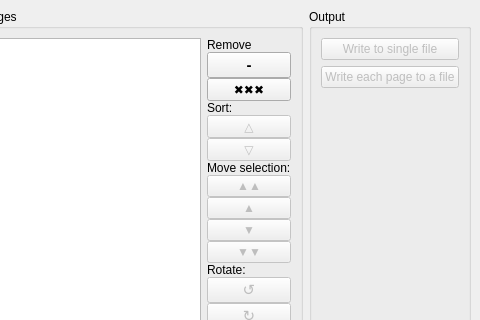
The window that wndmain.ui (ronanpaixao/PyPDFTK) describes before a commit, drawn with Qt 5; both pictures show x 475 to 955 and y 0 to 320 of the 955 by 631 pixel window.
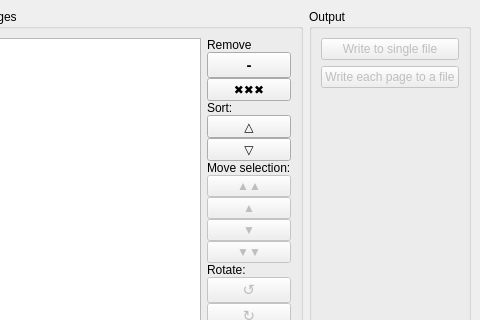
The same window after the commit. Custom widgets are drawn as their Qt base class.

Commit message: Implement page sorting buttons

```diff
--- a/wndmain.ui
+++ b/wndmain.ui
@@ -306,9 +306,6 @@
          </item>
          <item>
           <widget class="QPushButton" name="btnPageSortAsc">
-           <property name="enabled">
-            <bool>false</bool>
-           </property>
            <property name="text">
             <string>△</string>
            </property>
@@ -316,9 +313,6 @@
          </item>
          <item>
           <widget class="QPushButton" name="btnPageSortDesc">
-           <property name="enabled">
-            <bool>false</bool>
-           </property>
            <property name="text">
             <string>▽</string>
            </property>
```
The commit also changes 1 other file.
